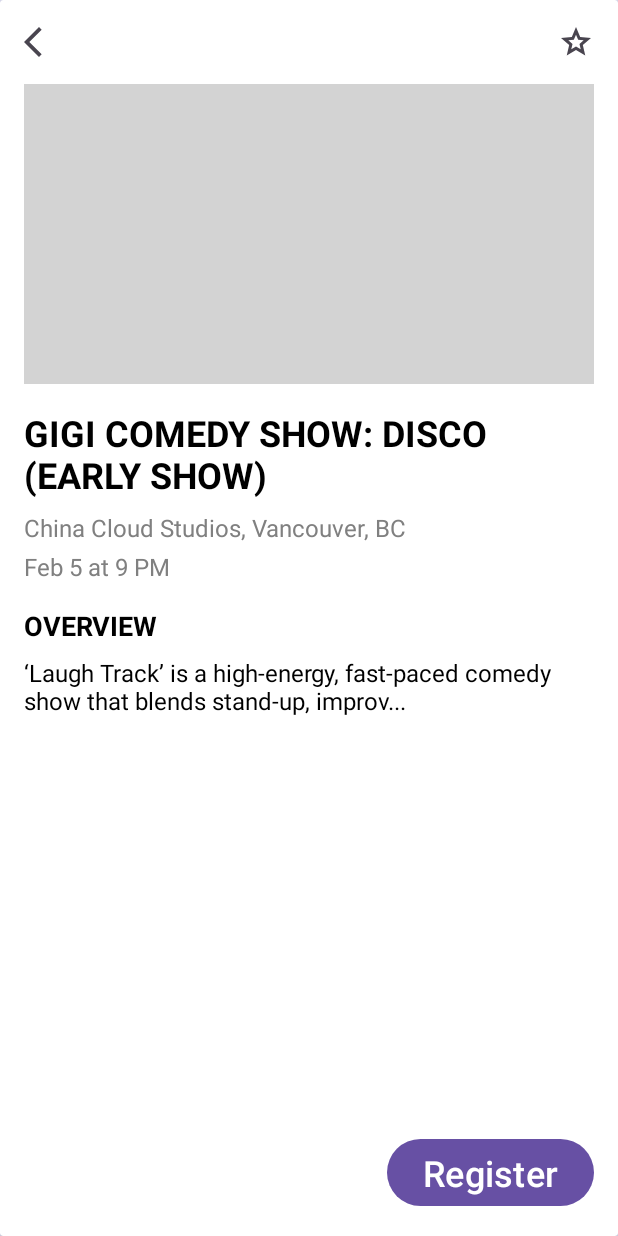
After one commit to MikeLeon23/Event-Ease, an Android app: the layout activity_event_detail.xml on its own in the app's theme, with its tools: preview values and no code run, on a phone screen of 412 x 824 dp. The commit adds this screen. Run offline under Robolectric (Android 15) with nearby library versions, the phone set to English and light mode, and no system bars; Roboto replaces fonts that are not available here.

Commit message:
create event detail page and fix DBHolder problems, hope there is no conflicts

```diff
--- a/app/src/main/AndroidManifest.xml
+++ b/app/src/main/AndroidManifest.xml
@@ -15,6 +15,9 @@
         android:supportsRtl="true"
         android:theme="@style/Theme.EventEase"
         tools:targetApi="31">
+        <activity
+            android:name=".EventDetail"
+            android:exported="false" />
         <activity
             android:name=".EventHome"
             android:exported="false" />
--- /dev/null
+++ b/app/src/main/res/drawable/ic_back_arrow.xml
@@ -0,0 +1,11 @@
+<vector xmlns:android="http://schemas.android.com/apk/res/android"
+    android:width="24dp"
+    android:height="24dp"
+    android:viewportWidth="960"
+    android:viewportHeight="960"
+    android:tint="?attr/colorControlNormal"
+    android:autoMirrored="true">
+  <path
+      android:fillColor="@android:color/white"
+      android:pathData="M400,880L0,480L400,80L471,151L142,480L471,809L400,880Z"/>
+</vector>
--- /dev/null
+++ b/app/src/main/res/layout/activity_event_detail.xml
@@ -0,0 +1,121 @@
+<?xml version="1.0" encoding="utf-8"?>
+<RelativeLayout xmlns:android="http://schemas.android.com/apk/res/android"
+    xmlns:app="http://schemas.android.com/apk/res-auto"
+    android:layout_width="match_parent"
+    android:layout_height="match_parent"
+    android:background="#E6E6FA">
+
+    <androidx.cardview.widget.CardView
+        android:id="@+id/event_card"
+        android:layout_width="match_parent"
+        android:layout_height="match_parent"
+        app:cardBackgroundColor="#FFFFFF">
+
+        <RelativeLayout
+            android:layout_width="match_parent"
+            android:layout_height="wrap_content"
+            android:padding="16dp">
+
+            <!-- Back Arrow -->
+            <ImageView
+                android:id="@+id/back_arrow"
+                android:layout_width="24dp"
+                android:layout_height="24dp"
+                android:src="@drawable/ic_back_arrow"
+                android:layout_alignParentStart="true"
+                android:layout_alignParentTop="true"
+                android:contentDescription="Back" />
+
+            <!-- Star Icon -->
+            <ImageView
+                android:id="@+id/star_icon"
+                android:layout_width="24dp"
+                android:layout_height="24dp"
+                android:src="@drawable/ic_star"
+                android:layout_alignParentEnd="true"
+                android:layout_alignParentTop="true"
+                android:contentDescription="Favorite" />
+
+            <!-- Event Image -->
+            <ImageView
+                android:id="@+id/event_image"
+                android:layout_width="match_parent"
+                android:layout_height="200dp"
+                android:layout_below="@id/back_arrow"
+                android:layout_marginTop="16dp"
+                android:background="#D3D3D3"
+                android:contentDescription="Event Image" />
+
+            <!-- Event Title -->
+            <TextView
+                android:id="@+id/event_title"
+                android:layout_width="wrap_content"
+                android:layout_height="wrap_content"
+                android:layout_below="@id/event_image"
+                android:layout_marginTop="16dp"
+                android:text="GIGI COMEDY SHOW: DISCO (EARLY SHOW)"
+                android:textColor="#000000"
+                android:textSize="24sp"
+                android:textStyle="bold" />
+
+            <!-- Event Location -->
+            <TextView
+                android:id="@+id/event_location"
+                android:layout_width="wrap_content"
+                android:layout_height="wrap_content"
+                android:layout_below="@id/event_title"
+                android:layout_marginTop="8dp"
+                android:text="China Cloud Studios, Vancouver, BC"
+                android:textColor="#808080"
+                android:textSize="16sp" />
+
+            <!-- Event Date -->
+            <TextView
+                android:id="@+id/event_date"
+                android:layout_width="wrap_content"
+                android:layout_height="wrap_content"
+                android:layout_below="@id/event_location"
+                android:layout_marginTop="4dp"
+                android:text="Feb 5 at 9 PM"
+                android:textColor="#808080"
+                android:textSize="16sp" />
+
+            <!-- Overview Label -->
+            <TextView
+                android:id="@+id/overview_label"
+                android:layout_width="wrap_content"
+                android:layout_height="wrap_content"
+                android:layout_below="@id/event_date"
+                android:layout_marginTop="16dp"
+                android:text="OVERVIEW"
+                android:textColor="#000000"
+                android:textSize="18sp"
+                android:textStyle="bold" />
+
+            <!-- Event Description -->
+            <TextView
+                android:id="@+id/event_description"
+                android:layout_width="wrap_content"
+                android:layout_height="wrap_content"
+                android:layout_below="@id/overview_label"
+                android:layout_marginTop="8dp"
+                android:text="‘Laugh Track’ is a high-energy, fast-paced comedy show that blends stand-up, improv..."
+                android:textColor="#000000"
+                android:textSize="16sp" />
+
+            <!-- Register Button -->
+
+            <Button
+                android:id="@+id/register_button"
+                android:layout_width="wrap_content"
+                android:layout_height="wrap_content"
+                android:layout_alignParentEnd="true"
+                android:layout_alignParentBottom="true"
+                android:layout_centerHorizontal="true"
+                android:layout_marginBottom="60dp"
+                android:text="Register"
+                android:textSize="24sp" />
+
+        </RelativeLayout>
+    </androidx.cardview.widget.CardView>
+</RelativeLayout>
```
Also changed, not shown: app/src/main/java/com/example/eventease/AttendeeAccountManage.java (+5 -3 lines), app/src/main/java/com/example/eventease/DBHelper.java (+15 -15 lines), app/src/main/java/com/example/eventease/EventAdapter.java (+12 -1 lines), app/src/main/java/com/example/eventease/EventDetail.java (added, +84 -0 lines), app/src/main/java/com/example/eventease/EventHome.java (+12 -10 lines), app/src/main/java/com/example/eventease/Login.java (+9 -0 lines), app/src/main/java/com/example/eventease/NavigationHelper.java (added, +96 -0 lines), app/src/main/java/com/example/eventease/OrganizerAccountManage.java (+5 -4 lines), app/src/main/res/layout/activity_attendee_account_manage.xml (+15 -53 lines), app/src/main/res/layout/activity_event_home.xml (+7 -7 lines), app/src/main/res/layout/activity_organizer_account_manage.xml (+13 -52 lines).
